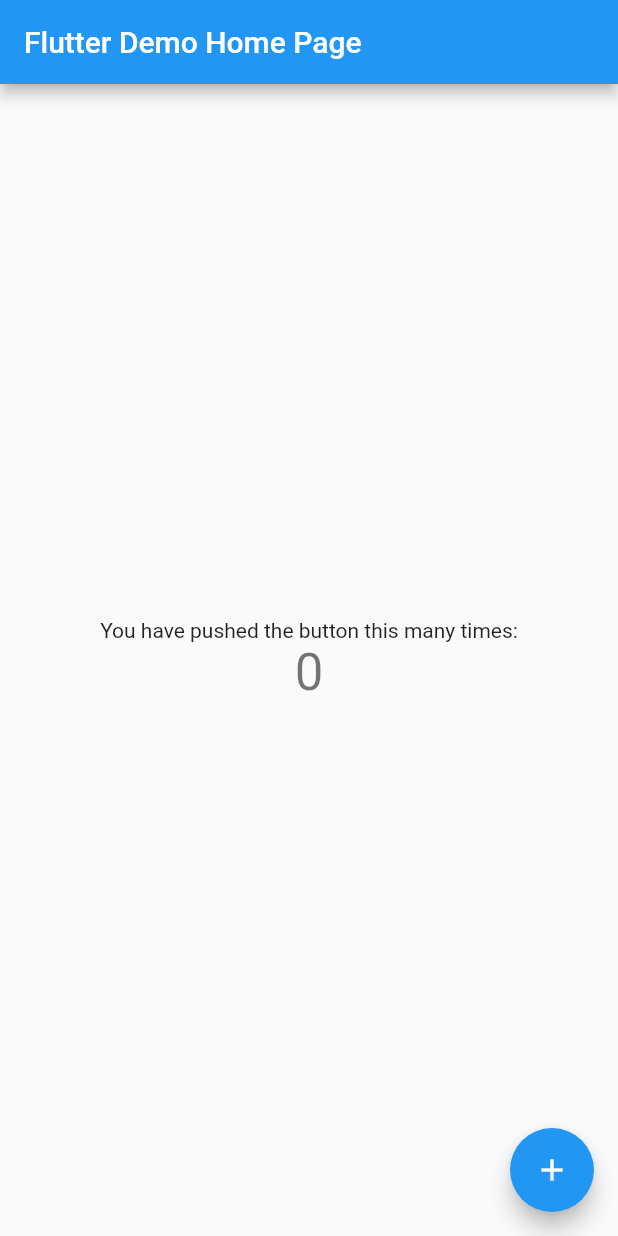
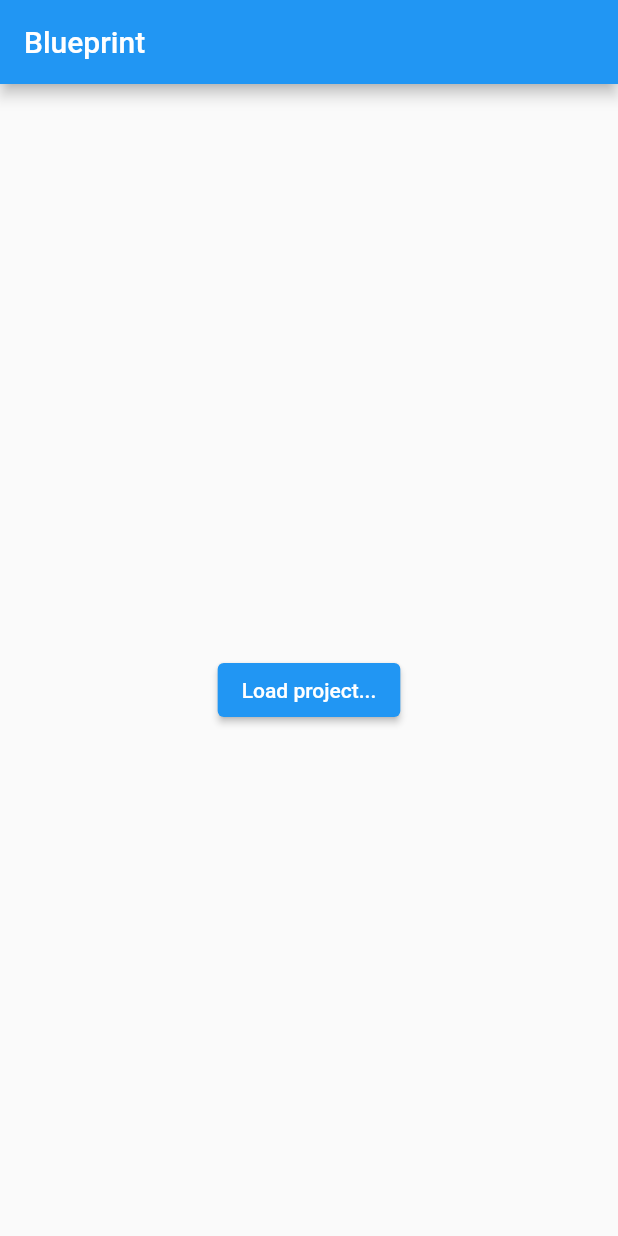
Before and after one commit to guitoof/blueprint, a Flutter app: the screen it shows after launch, on a phone screen of 412 x 824 dp. Run offline on Flutter 3.47's test engine with Material 2 defaults, Android fonts, the phone set to English and light mode, and no system bars; our stand-ins replace file_picker.

Commit message:
:recycle: (App) Refactoring project loading

```diff
--- /dev/null
+++ b/lib/app.dart
@@ -0,0 +1,77 @@
+import 'dart:io';
+
+import 'package:blueprint/entities/project_component.dart';
+import 'package:blueprint/widgets/folder_picker.dart';
+import 'package:flutter/material.dart';
+
+const fileExtensionsWhiteList = ['.dart'];
+
+typedef FileSystemEntityFilter = bool Function(FileSystemEntity);
+
+String getFileEntityName(FileSystemEntity fileSystemEntity) =>
+    fileSystemEntity.path.split('/').last;
+
+bool isNotHidden(FileSystemEntity entity) =>
+    !getFileEntityName(entity).startsWith('.');
+
+bool isFileWhilteListed(FileSystemEntity entity) =>
+    entity is! File ||
+    fileExtensionsWhiteList.contains(getFileEntityName(entity));
+
+ProjectTree loadFromDirectory(
+  Directory directory, {
+  List<FileSystemEntityFilter>? filters,
+}) {
+  final List<ProjectComponent> children = [];
+  final Directory currentDirectory = directory;
+  final List<FileSystemEntity> directoryListing =
+      currentDirectory.listSync(followLinks: false);
+  for (final filter in filters ?? []) {
+    directoryListing.retainWhere(filter);
+  }
+  for (final FileSystemEntity fileSystemEntity in directoryListing) {
+    if (fileSystemEntity is Directory) {
+      children.add(loadFromDirectory(fileSystemEntity));
+    } else if (fileSystemEntity is File) {
+      children.add(ProjectComponent(
+        id: fileSystemEntity.path,
+        fileSystemEntity: fileSystemEntity,
+        children: [],
+      ));
+    }
+  }
+  return ProjectComponent(
+    id: currentDirectory.path,
+    fileSystemEntity: currentDirectory,
+    children: children,
+  );
+}
+
+class BlueprintApp extends StatefulWidget {
+  const BlueprintApp({Key? key}) : super(key: key);
+
+  @override
+  State<BlueprintApp> createState() => _BlueprintAppState();
+}
+
+class _BlueprintAppState extends State<BlueprintApp> {
+  @override
+  Widget build(BuildContext context) {
+    late ProjectTree projectTree;
+
+    return MaterialApp(
+      home: Scaffold(
+        appBar: AppBar(title: const Text('Blueprint')),
+        body: Center(
+          child: FolderPicker(
+            onFolderSelected: (Directory directory) {
+              projectTree = loadFromDirectory(directory,
+                  filters: [isNotHidden, isFileWhilteListed]);
+              print(projectTree.children.length);
+            },
+          ),
+        ),
+      ),
+    );
+  }
+}
--- a/lib/main.dart
+++ b/lib/main.dart
@@ -1,115 +1,5 @@
-import 'package:flutter/material.dart';
+import 'package:blueprint/app.dart';
 
-void main() {
-  runApp(const MyApp());
-}
+import 'package:flutter/widgets.dart';
 
-class MyApp extends StatelessWidget {
-  const MyApp({Key? key}) : super(key: key);
-
-  // This widget is the root of your application.
-  @override
-  Widget build(BuildContext context) {
-    return MaterialApp(
-      title: 'Flutter Demo',
-      theme: ThemeData(
-        // This is the theme of your application.
-        //
-        // Try running your application with "flutter run". You'll see the
-        // application has a blue toolbar. Then, without quitting the app, try
-        // changing the primarySwatch below to Colors.green and then invoke
-        // "hot reload" (press "r" in the console where you ran "flutter run",
-        // or simply save your changes to "hot reload" in a Flutter IDE).
-        // Notice that the counter didn't reset back to zero; the application
-        // is not restarted.
-        primarySwatch: Colors.blue,
-      ),
-      home: const MyHomePage(title: 'Flutter Demo Home Page'),
-    );
-  }
-}
-
-class MyHomePage extends StatefulWidget {
-  const MyHomePage({Key? key, required this.title}) : super(key: key);
-
-  // This widget is the home page of your application. It is stateful, meaning
-  // that it has a State object (defined below) that contains fields that affect
-  // how it looks.
-
-  // This class is the configuration for the state. It holds the values (in this
-  // case the title) provided by the parent (in this case the App widget) and
-  // used by the build method of the State. Fields in a Widget subclass are
-  // always marked "final".
-
-  final String title;
-
-  @override
-  State<MyHomePage> createState() => _MyHomePageState();
-}
-
-class _MyHomePageState extends State<MyHomePage> {
-  int _counter = 0;
-
-  void _incrementCounter() {
-    setState(() {
-      // This call to setState tells the Flutter framework that something has
-      // changed in this State, which causes it to rerun the build method below
-      // so that the display can reflect the updated values. If we changed
-      // _counter without calling setState(), then the build method would not be
-      // called again, and so nothing would appear to happen.
-      _counter++;
-    });
-  }
-
-  @override
-  Widget build(BuildContext context) {
-    // This method is rerun every time setState is called, for instance as done
-    // by the _incrementCounter method above.
-    //
-    // The Flutter framework has been optimized to make rerunning build methods
-    // fast, so that you can just rebuild anything that needs updating rather
-    // than having to individually change instances of widgets.
-    return Scaffold(
-      appBar: AppBar(
-        // Here we take the value from the MyHomePage object that was created by
-        // the App.build method, and use it to set our appbar title.
-        title: Text(widget.title),
-      ),
-      body: Center(
-        // Center is a layout widget. It takes a single child and positions it
-        // in the middle of the parent.
-        child: Column(
-          // Column is also a layout widget. It takes a list of children and
-          // arranges them vertically. By default, it sizes itself to fit its
-          // children horizontally, and tries to be as tall as its parent.
-          //
-          // Invoke "debug painting" (press "p" in the console, choose the
-          // "Toggle Debug Paint" action from the Flutter Inspector in Android
-          // Studio, or the "Toggle Debug Paint" command in Visual Studio Code)
-          // to see the wireframe for each widget.
-          //
-          // Column has various properties to control how it sizes itself and
-          // how it positions its children. Here we use mainAxisAlignment to
-          // center the children vertically; the main axis here is the vertical
-          // axis because Columns are vertical (the cross axis would be
-          // horizontal).
-          mainAxisAlignment: MainAxisAlignment.center,
-          children: <Widget>[
-            const Text(
-              'You have pushed the button this many times:',
-            ),
-            Text(
-              '$_counter',
-              style: Theme.of(context).textTheme.headline4,
-            ),
-          ],
-        ),
-      ),
-      floatingActionButton: FloatingActionButton(
-        onPressed: _incrementCounter,
-        tooltip: 'Increment',
-        child: const Icon(Icons.add),
-      ), // This trailing comma makes auto-formatting nicer for build methods.
-    );
-  }
-}
+void main() => runApp(const BlueprintApp());
--- /dev/null
+++ b/lib/widgets/folder_picker.dart
@@ -0,0 +1,92 @@
+import 'dart:io';
+
+import 'package:file_picker/file_picker.dart';
+import 'package:flutter/material.dart';
+import 'package:flutter/services.dart';
+
+class FolderPicker extends StatefulWidget {
+  final void Function(Directory) onFolderSelected;
+
+  const FolderPicker({Key? key, required this.onFolderSelected})
+      : super(key: key);
+
+  @override
+  State<FolderPicker> createState() => _FolderPickerState();
+}
+
+class _FolderPickerState extends State<FolderPicker> {
+  final _scaffoldMessengerKey = GlobalKey<ScaffoldMessengerState>();
+  String? _directoryPath;
+  bool _isLoading = false;
+
+  void _selectFolder() async {
+    _resetState();
+    try {
+      String? path = await FilePicker.platform.getDirectoryPath();
+      if (path == null) return;
+      widget.onFolderSelected(Directory(path));
+      setState(() {
+        _directoryPath = path;
+      });
+    } on PlatformException catch (e) {
+      _logException('Unsupported operation ${e.toString()}');
+    } catch (e) {
+      _logException(e.toString());
+    } finally {
+      setState(() => _isLoading = false);
+    }
+  }
+
+  void _logException(String message) {
+    _scaffoldMessengerKey.currentState?.hideCurrentSnackBar();
+    _scaffoldMessengerKey.currentState?.showSnackBar(
+      SnackBar(
+        content: Text(message),
+      ),
+    );
+  }
+
+  void _resetState() {
+    if (!mounted) {
+      return;
+    }
+    setState(() {
+      _isLoading = true;
+      _directoryPath = null;
+    });
+  }
+
+  @override
+  Widget build(BuildContext context) {
+    return Column(
+      mainAxisAlignment: MainAxisAlignment.center,
+      children: <Widget>[
+        Padding(
+          padding: const EdgeInsets.only(top: 50.0, bottom: 20.0),
+          child: Column(
+            children: <Widget>[
+              const SizedBox(height: 10),
+              ElevatedButton(
+                onPressed: () => _selectFolder(),
+                child: const Text('Load project...'),
+              ),
+            ],
+          ),
+        ),
+        Builder(
+          builder: (BuildContext context) => _isLoading
+              ? const Padding(
+                  padding: EdgeInsets.only(bottom: 10.0),
+                  child: CircularProgressIndicator(),
+                )
+              : _directoryPath != null
+                  ? ListTile(
+                      title: const Text('Directory path'),
+                      subtitle: Text(_directoryPath!),
+                    )
+                  : const SizedBox(),
+        ),
+      ],
+    );
+  }
+}
```
Also changed, not shown: lib/entities/project_component.dart (added, +16 -0 lines), lib/file_picker_demo.dart (added, +330 -0 lines), 2 other files.
